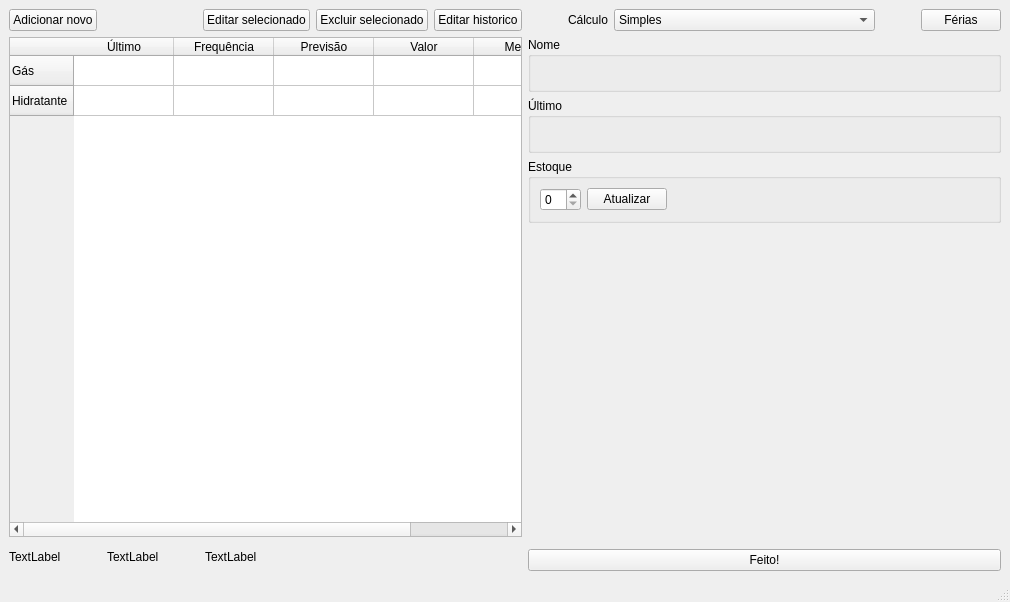
Qt form ui/main.ui (vazerick/futuro) before a commit.
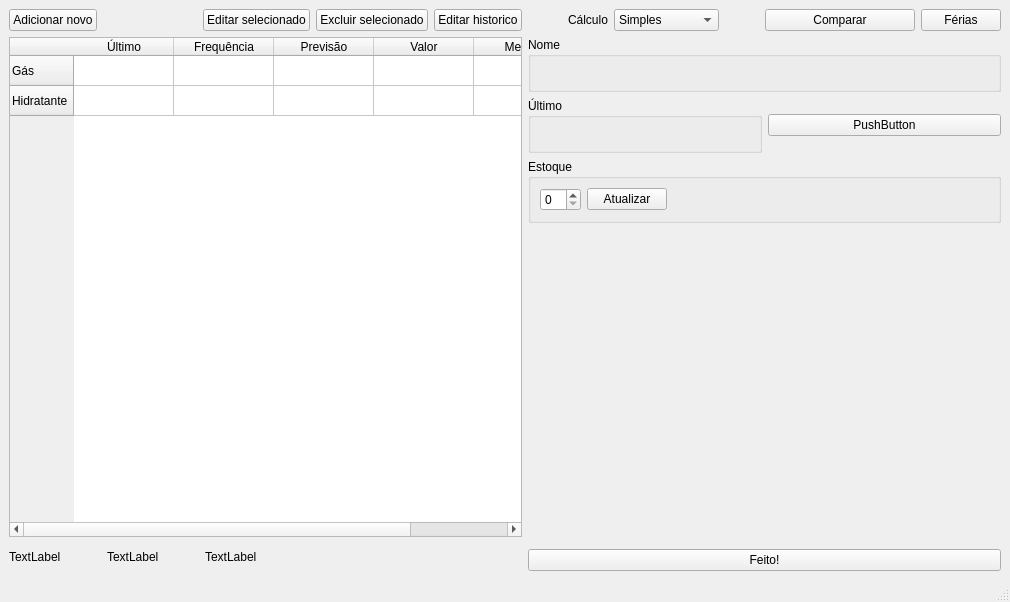
The same form after that commit. Custom widgets are drawn as their Qt base class.

Diff of the .ui file:
```diff
--- a/ui/main.ui
+++ b/ui/main.ui
@@ -17,7 +17,7 @@
    <string notr="true"/>
   </property>
   <widget class="QWidget" name="centralwidget">
-   <layout class="QHBoxLayout" name="horizontalLayout_5">
+   <layout class="QHBoxLayout" name="horizontalLayout_6">
     <item>
      <layout class="QVBoxLayout" name="verticalLayout">
       <item>
@@ -192,7 +192,7 @@
      </layout>
     </item>
     <item>
-     <layout class="QVBoxLayout" name="verticalLayout_2">
+     <layout class="QVBoxLayout" name="verticalLayout_3">
       <item>
        <layout class="QHBoxLayout" name="horizontalLayout_2">
         <item>
@@ -262,6 +262,13 @@
           </property>
          </spacer>
         </item>
+        <item>
+         <widget class="QPushButton" name="botaoComparar">
+          <property name="text">
+           <string>Comparar</string>
+          </property>
+         </widget>
+        </item>
         <item>
          <widget class="QPushButton" name="botaoFerias">
           <property name="sizePolicy">
@@ -294,6 +301,8 @@
        </widget>
       </item>
       <item>
+       <layout class="QHBoxLayout" name="horizontalLayout_5">
+        <item>
        <widget class="QGroupBox" name="groupUltimo">
         <property name="title">
          <string>Último</string>
@@ -308,6 +317,51 @@
          </item>
         </layout>
        </widget>
+        </item>
+        <item>
+         <layout class="QVBoxLayout" name="verticalLayout_2">
+          <item>
+           <spacer name="verticalSpacer">
+            <property name="orientation">
+             <enum>Qt::Vertical</enum>
+            </property>
+            <property name="sizeType">
+             <enum>QSizePolicy::Minimum</enum>
+            </property>
+            <property name="sizeHint" stdset="0">
+             <size>
+              <width>1</width>
+              <height>1</height>
+             </size>
+            </property>
+           </spacer>
+          </item>
+          <item>
+           <widget class="QPushButton" name="pushButton">
+            <property name="text">
+             <string>PushButton</string>
+            </property>
+           </widget>
+          </item>
+          <item>
+           <spacer name="verticalSpacer_2">
+            <property name="orientation">
+             <enum>Qt::Vertical</enum>
+            </property>
+            <property name="sizeType">
+             <enum>QSizePolicy::Minimum</enum>
+            </property>
+            <property name="sizeHint" stdset="0">
+             <size>
+              <width>20</width>
+              <height>1</height>
+             </size>
+            </property>
+           </spacer>
+          </item>
+         </layout>
+        </item>
+       </layout>
       </item>
       <item>
        <widget class="QGroupBox" name="groupBox">
```
Lines whose indentation alone changed are shown as unchanged.
